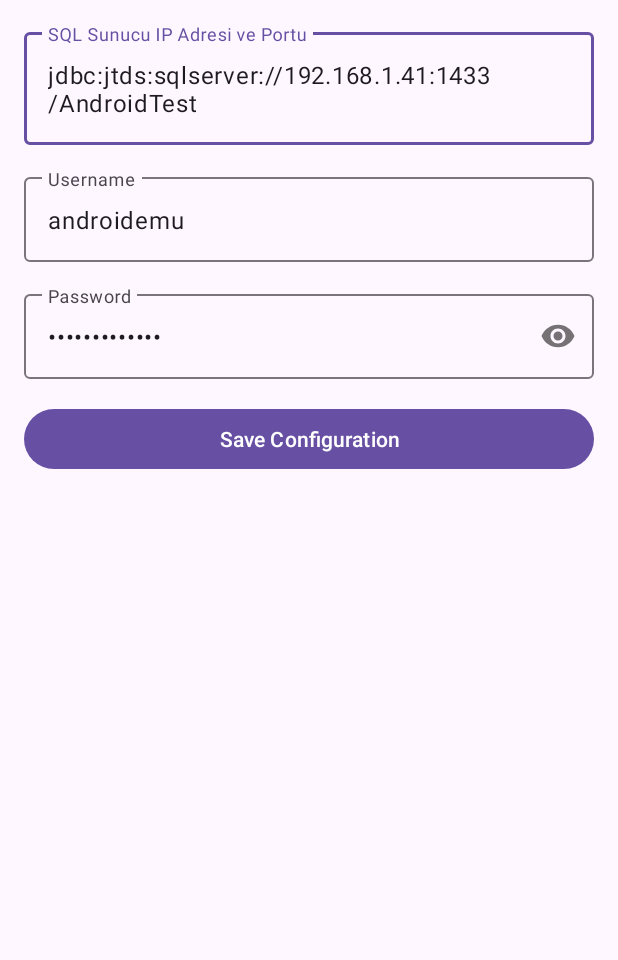
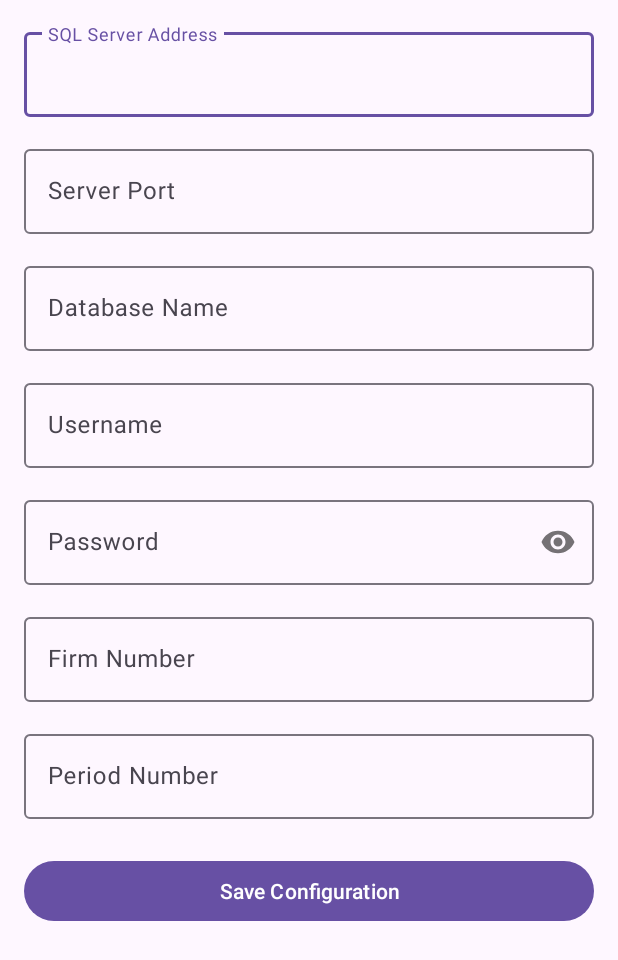
Before and after one commit to lilfiro/UserPanel2, an Android app built with Jetpack Compose: the layout db_settings.xml on its own in the app's theme, with its tools: preview values and no code run, on a phone screen of 412 x 824 dp. Shown: the top 960 px of the screen. Run offline under Robolectric (Android 15) with nearby library versions, the phone set to English and light mode, and no system bars.

Commit message:
deneme falan

```diff
--- a/app/src/main/AndroidManifest.xml
+++ b/app/src/main/AndroidManifest.xml
@@ -34,7 +34,7 @@
             android:name=".HomeActivity"
             android:exported="true" />
         <activity
-            android:name=".DatabaseHelper"
+            android:name=".DatabaseConfigActivity"
             android:exported="true" />
         <activity
             android:name=".FragmentActivity"
--- a/app/src/main/java/com/example/A_Soft/FragmentGiris.java
+++ b/app/src/main/java/com/example/A_Soft/FragmentGiris.java
@@ -23,9 +23,9 @@ import java.util.Locale;
 public class FragmentGiris extends Fragment {
 
     // DatabaseHelper classindan, database girisini saglayan bilgileri ceker
-    private static final String DB_URL = DatabaseHelper.DB_URL;
-    private static final String DB_USER = DatabaseHelper.DB_USER;
-    private static final String DB_PASSWORD = DatabaseHelper.DB_PASSWORD;
+    protected static final String DB_URL = "jdbc:jtds:sqlserver://192.168.1.113:1433/AndroidTest";
+    protected static final String DB_USER = "androidemu";
+    protected static final String DB_PASSWORD = "AndroidEmu123";
 
     private Spinner receiptTypeSpinner, receiptWarehouseSpinner;
     private TextView receiptDateText;
--- a/app/src/main/java/com/example/A_Soft/FragmentIslem.java
+++ b/app/src/main/java/com/example/A_Soft/FragmentIslem.java
@@ -40,9 +40,9 @@ public class FragmentIslem extends Fragment {
         this.item = newItem;
     }
 
-    private static final String DB_URL = DatabaseHelper.DB_URL;
-    private static final String DB_USER = DatabaseHelper.DB_USER;
-    private static final String DB_PASSWORD = DatabaseHelper.DB_PASSWORD;
+    protected static final String DB_URL = "jdbc:jtds:sqlserver://192.168.1.113:1433/AndroidTest";
+    protected static final String DB_USER = "androidemu";
+    protected static final String DB_PASSWORD = "AndroidEmu123";
 
     private Button qr_button;
     private TextView qrResultTextView;
--- a/app/src/main/java/com/example/A_Soft/Sevkiyat_QR.java
+++ b/app/src/main/java/com/example/A_Soft/Sevkiyat_QR.java
@@ -546,9 +546,9 @@ class CameraSourcePreview extends ViewGroup {
 
 }
 class DatabaseConnectionManager {
-    private static final String DB_URL = DatabaseHelper.DB_URL;
-    private static final String DB_USER = DatabaseHelper.DB_USER;
-    private static final String DB_PASSWORD = DatabaseHelper.DB_PASSWORD;
+    protected static final String DB_URL = "jdbc:jtds:sqlserver://192.168.1.113:1433/AndroidTest";
+    protected static final String DB_USER = "androidemu";
+    protected static final String DB_PASSWORD = "AndroidEmu123";
 
     // Optional: If you want to include error handling within the method
     public static Connection getConnection() {
--- a/app/src/main/res/layout/db_settings.xml
+++ b/app/src/main/res/layout/db_settings.xml
@@ -9,14 +9,42 @@
         android:id="@+id/til_server_address"
         android:layout_width="match_parent"
         android:layout_height="wrap_content"
-        android:hint="SQL Sunucu IP Adresi ve Portu"
+        android:hint="SQL Server Address"
         app:layout_constraintTop_toTopOf="parent">
 
         <com.google.android.material.textfield.TextInputEditText
             android:id="@+id/et_server_address"
             android:layout_width="match_parent"
+            android:layout_height="wrap_content" />
+    </com.google.android.material.textfield.TextInputLayout>
+
+    <com.google.android.material.textfield.TextInputLayout
+        android:id="@+id/til_server_port"
+        android:layout_width="match_parent"
+        android:layout_height="wrap_content"
+        android:layout_marginTop="16dp"
+        android:hint="Server Port"
+        app:layout_constraintTop_toBottomOf="@id/til_server_address">
+
+        <com.google.android.material.textfield.TextInputEditText
+            android:id="@+id/et_server_port"
+            android:layout_width="match_parent"
             android:layout_height="wrap_content"
-            android:text="jdbc:jtds:sqlserver://192.168.1.41:1433/AndroidTest"/>
+            android:inputType="number" />
+    </com.google.android.material.textfield.TextInputLayout>
+
+    <com.google.android.material.textfield.TextInputLayout
+        android:id="@+id/til_database_name"
+        android:layout_width="match_parent"
+        android:layout_height="wrap_content"
+        android:layout_marginTop="16dp"
+        android:hint="Database Name"
+        app:layout_constraintTop_toBottomOf="@id/til_server_port">
+
+        <com.google.android.material.textfield.TextInputEditText
+            android:id="@+id/et_database_name"
+            android:layout_width="match_parent"
+            android:layout_height="wrap_content" />
     </com.google.android.material.textfield.TextInputLayout>
 
     <com.google.android.material.textfield.TextInputLayout
@@ -25,13 +53,12 @@
         android:layout_height="wrap_content"
         android:layout_marginTop="16dp"
         android:hint="Username"
-        app:layout_constraintTop_toBottomOf="@id/til_server_address">
+        app:layout_constraintTop_toBottomOf="@id/til_database_name">
 
         <com.google.android.material.textfield.TextInputEditText
             android:id="@+id/et_username"
             android:layout_width="match_parent"
-            android:layout_height="wrap_content"
-            android:text="androidemu"/>
+            android:layout_height="wrap_content" />
     </com.google.android.material.textfield.TextInputLayout>
 
     <com.google.android.material.textfield.TextInputLayout
@@ -47,16 +74,45 @@
             android:id="@+id/et_password"
             android:layout_width="match_parent"
             android:layout_height="wrap_content"
-            android:inputType="textPassword"
-            android:text="AndroidEmu123"/>
+            android:inputType="textPassword" />
+    </com.google.android.material.textfield.TextInputLayout>
+
+    <com.google.android.material.textfield.TextInputLayout
+        android:id="@+id/til_firm_number"
+        android:layout_width="match_parent"
+        android:layout_height="wrap_content"
+        android:layout_marginTop="16dp"
+        android:hint="Firm Number"
+        app:layout_constraintTop_toBottomOf="@id/til_password">
+
+        <com.google.android.material.textfield.TextInputEditText
+            android:id="@+id/et_firm_number"
+            android:layout_width="match_parent"
+            android:layout_height="wrap_content"
+            android:inputType="number" />
+    </com.google.android.material.textfield.TextInputLayout>
+
+    <com.google.android.material.textfield.TextInputLayout
+        android:id="@+id/til_period_number"
+        android:layout_width="match_parent"
+        android:layout_height="wrap_content"
+        android:layout_marginTop="16dp"
+        android:hint="Period Number"
+        app:layout_constraintTop_toBottomOf="@id/til_firm_number">
+
+        <com.google.android.material.textfield.TextInputEditText
+            android:id="@+id/et_period_number"
+            android:layout_width="match_parent"
+            android:layout_height="wrap_content"
+            android:inputType="number" />
     </com.google.android.material.textfield.TextInputLayout>
 
     <Button
         android:id="@+id/btn_save_config"
         android:layout_width="match_parent"
         android:layout_height="wrap_content"
-        android:layout_marginTop="16dp"
+        android:layout_marginTop="24dp"
         android:text="Save Configuration"
-        app:layout_constraintTop_toBottomOf="@id/til_password"/>
+        app:layout_constraintTop_toBottomOf="@id/til_period_number" />
 
 </androidx.constraintlayout.widget.ConstraintLayout>
```
Also changed, not shown: app/src/main/java/com/example/A_Soft/DatabaseConfigActivity.java (added, +95 -0 lines), app/src/main/java/com/example/A_Soft/DatabaseHelper.java (+106 -23 lines), app/src/main/java/com/example/A_Soft/LoginActivity.java (+10 -4 lines), app/src/main/java/com/example/A_Soft/SevkiyatMainActivity.java (+37 -11 lines), app/src/main/java/com/example/A_Soft/SevkiyatOzet.java (+12 -2 lines), app/src/main/res/layout/login_activity.xml (+12 -0 lines).
